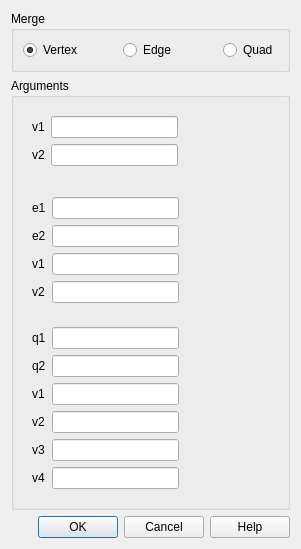
Before: the Qt Designer form src/HEXABLOCKGUI/Merge_QTD.ui in SalomePlatform/hexablock, drawn with Qt 5.
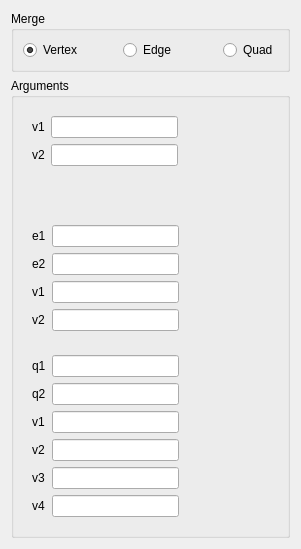
After: the same form once the commit is applied.

Commit message: fixed : selection model added : highlight on propagation's edges 	apply button on dialog panel updated : association menu, object brower's name, menu always showing, ...

Diff of the .ui file:
```diff
--- a/src/HEXABLOCKGUI/Merge_QTD.ui
+++ b/src/HEXABLOCKGUI/Merge_QTD.ui
@@ -302,16 +302,6 @@
      </layout>
     </widget>
    </item>
-   <item>
-    <widget class="QDialogButtonBox" name="buttonBox">
-     <property name="orientation">
-      <enum>Qt::Horizontal</enum>
-     </property>
-     <property name="standardButtons">
-      <set>QDialogButtonBox::Cancel|QDialogButtonBox::Ok|QDialogButtonBox::Help</set>
-     </property>
-    </widget>
-   </item>
   </layout>
  </widget>
  <resources/>
```
Left out of the diff: 32 changed lines with no effect on the pictures. The commit also changes 37 other files.
